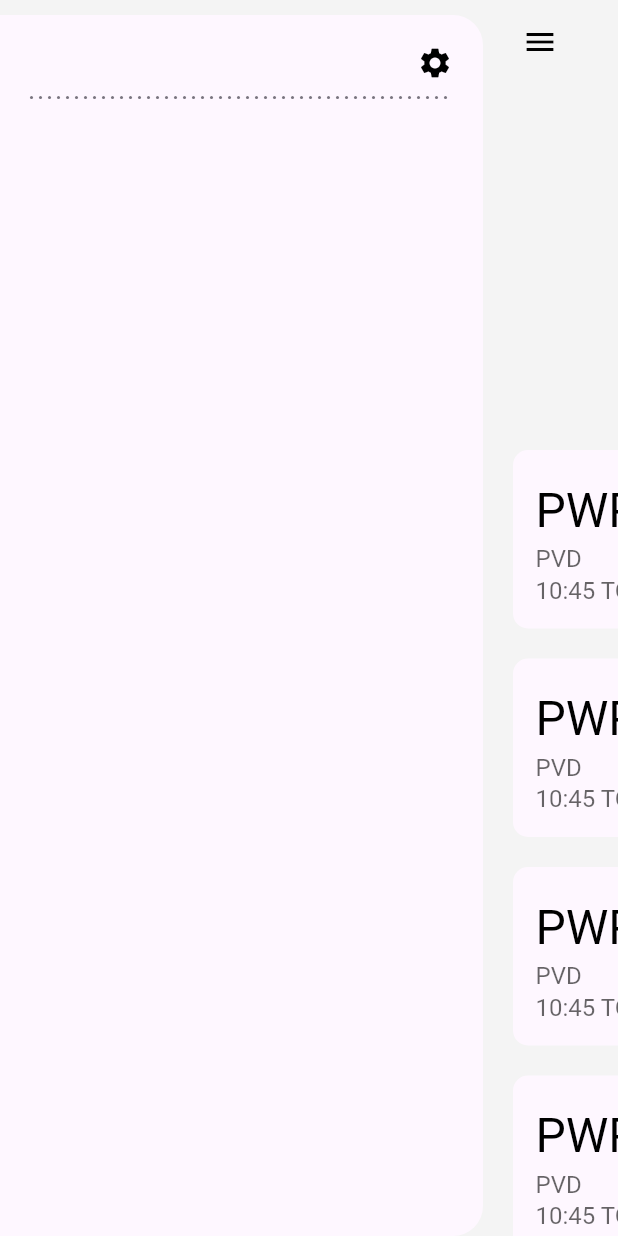
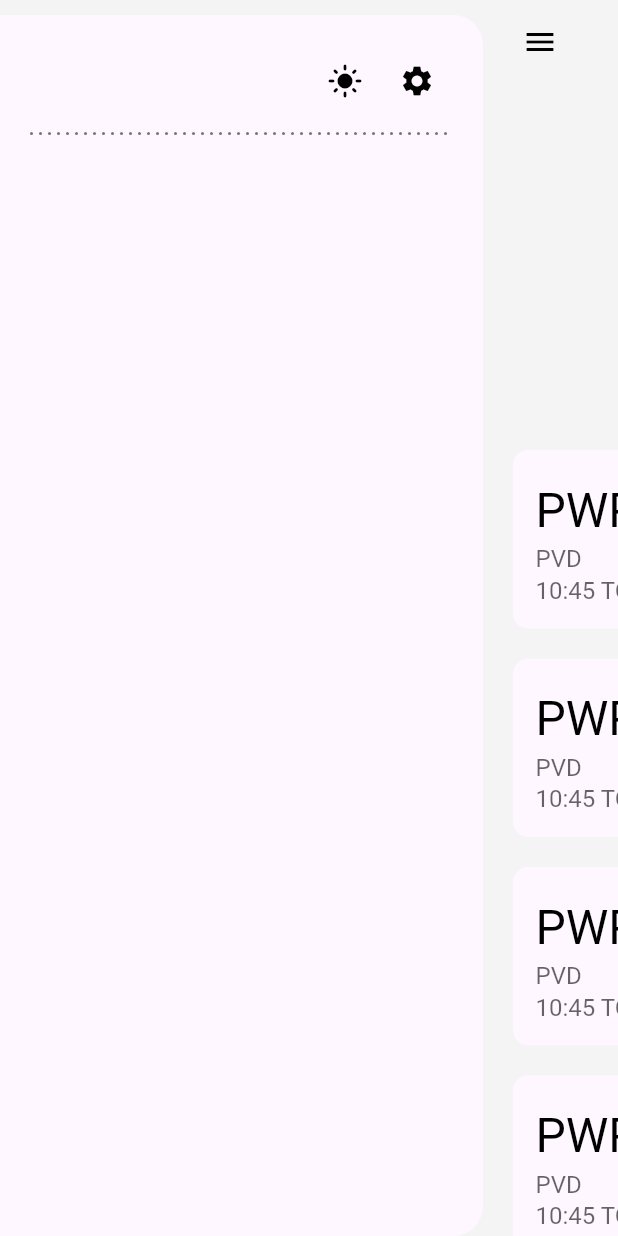
Before and after one commit to Parthborda01/Reminder-App, a Flutter app: the screen it shows after launch, after a tap on the "menu" icon, on a phone screen of 412 x 824 dp. Run offline on Flutter 3.47's test engine with Material 2 defaults, Android fonts, the phone set to English and light mode, and no system bars; drawn by our look-alikes of dotted_line, flutter_slider_drawer; our stand-ins replace animated_toggle_switch, bloc, flutter_bloc, hexcolor.

Commit message:
HomePage UI OnWork v0.2 - ThemeConstants Added - Theme Changing Button with Cubit

```diff
--- a/lib/UI/Theme/ThemeConstants.dart
+++ b/lib/UI/Theme/ThemeConstants.dart
@@ -15,8 +15,6 @@ final HexColor darkBackgroundPrimary = HexColor("#000000");
 final HexColor darkBackgroundSecondary = HexColor("#171717");
 
 class ThemeConstants {
-
-
   static final lightTheme = ThemeData(
     useMaterial3: true,
     androidOverscrollIndicator: AndroidOverscrollIndicator.stretch,
--- a/lib/UI/Theme/ThemeManager.dart
+++ b/lib/UI/Theme/ThemeManager.dart
@@ -1,8 +1,16 @@
 import 'package:flutter/material.dart';
-import 'package:flutter/cupertino.dart';
+import 'package:flutter_bloc/flutter_bloc.dart';
 
-class ThemeManager with ChangeNotifier{
+enum ThemeModes {
+  system,
+  light,
+  dark,
+}
 
-  ThemeMode _themeMode = ThemeMode.light;
+class ThemeCubit extends Cubit<ThemeModes> {
+  ThemeCubit() : super(ThemeModes.system);
 
+  void setThemeMode(ThemeModes themeMode) {
+    emit(themeMode);
+  }
 }
--- a/lib/UI/Widgets/DrawerWidget.dart
+++ b/lib/UI/Widgets/DrawerWidget.dart
@@ -1,5 +1,7 @@
 import 'package:dotted_line/dotted_line.dart';
 import 'package:flutter/material.dart';
+import 'package:flutter_bloc/flutter_bloc.dart';
+import 'package:student_dudes/UI/Theme/ThemeManager.dart';
 
 class SlidingDrawer extends StatefulWidget {
   const SlidingDrawer({Key? key}) : super(key: key);
@@ -24,13 +26,43 @@ class _SlidingDrawerState extends State<SlidingDrawer> {
             ),
             child: Column(
               children: [
-                const Row(
+                Row(
                   mainAxisAlignment: MainAxisAlignment.end,
-                  children: [Icon(Icons.settings)],
+                  children: [
+                    BlocBuilder<ThemeCubit, ThemeModes>(
+                      builder: (context, themeMode) {
+                        final themeCubit = BlocProvider.of<ThemeCubit>(context);
+                        if (themeMode == ThemeModes.system) {
+                          if (MediaQuery.of(context).platformBrightness == Brightness.dark) {
+                            themeCubit.setThemeMode(ThemeModes.dark);
+                            return IconButton(icon: Icon(Icons.dark_mode), onPressed: () {
+                              themeCubit.setThemeMode(ThemeModes.light);
+                            },);
+                          } else {
+                            themeCubit.setThemeMode(ThemeModes.light);
+                            return IconButton(icon: Icon(Icons.light_mode), onPressed: () {
+                              themeCubit.setThemeMode(ThemeModes.dark);
+                            },);
+                          }
+                        } else if (themeMode == ThemeModes.dark) {
+                          return IconButton(icon: Icon(Icons.dark_mode), onPressed: () {
+                            themeCubit.setThemeMode(ThemeModes.light);
+                          },);
+                        } else if (themeMode == ThemeModes.light) {
+                          return IconButton(icon: Icon(Icons.light_mode), onPressed: () {
+                            themeCubit.setThemeMode(ThemeModes.dark);
+                          },);
+                        }else{
+                          return SizedBox();
+                        }
+                      },
+                    ),
+                    IconButton(icon: Icon(Icons.settings), onPressed: () {  },),
+                  ],
                 ),
                 SizedBox(height: 10),
                 DottedLine(
-                  dashColor: Theme.of(context).dividerColor,
+                    dashColor: Theme.of(context).dividerColor,
                     lineThickness: 2,
                     dashRadius: 4,
                     dashGapLength: 4,
--- a/lib/main.dart
+++ b/lib/main.dart
@@ -2,6 +2,7 @@ import 'package:flutter/material.dart';
 import 'package:flutter/services.dart';
 import 'package:flutter_bloc/flutter_bloc.dart';
 import 'package:student_dudes/UI/Theme/ThemeConstants.dart';
+import 'package:student_dudes/UI/Theme/ThemeManager.dart';
 import 'package:student_dudes/Util/Cubits/HomePage/animationHelperCubit.dart';
 import 'UI/Pages/HomePage/HomePage.dart';
 
@@ -22,15 +23,32 @@ void main() async {
       providers: [
         BlocProvider(
           create: (context) => SliverScrolled(),
+        ),
+        BlocProvider(
+          create: (context) => ThemeCubit(),
         )
       ],
-      child: MaterialApp(
-        home: HomePage(),
-        debugShowCheckedModeBanner: false,
-        themeMode: ThemeMode.system,
-        theme: ThemeConstants.lightTheme,
-        darkTheme: ThemeConstants.darkTheme,
+      child: BlocBuilder<ThemeCubit, ThemeModes>(
+        builder: (context, themeMode) {
+          return MaterialApp(
+            home: HomePage(),
+            debugShowCheckedModeBanner: false,
+            themeMode: getThemeMode(themeMode),
+            theme: ThemeConstants.lightTheme,
+            darkTheme: ThemeConstants.darkTheme,
+          );
+        },
       ),
     ));
   });
 }
+getThemeMode(ThemeModes themeMode) {
+  switch(themeMode){
+    case ThemeModes.system:
+      return ThemeMode.system;
+    case ThemeModes.light:
+      return ThemeMode.light;
+    case ThemeModes.dark:
+      return ThemeMode.dark;
+  }
+}
```
